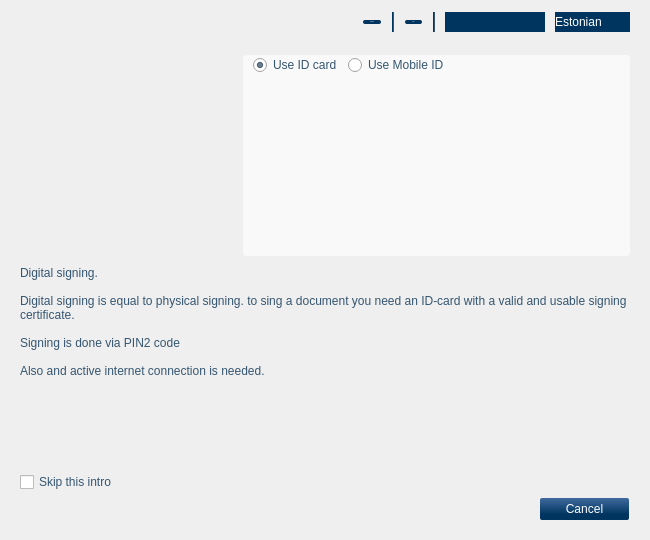
tixsys/esteid, file qdigidoc/trunk/client/ui/MainWindow.ui: the form before one commit.
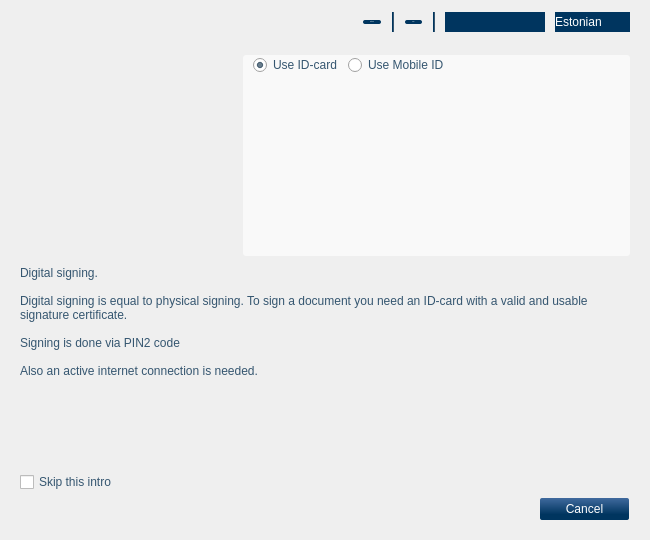
The form after the commit. The open tabs and pages were chosen to show the change. Icons and pictures are not drawn. Custom widgets are drawn as their Qt base class.

Commit message:
qdigidoc: client update strings
Ticket #684

```diff
--- a/qdigidoc/trunk/client/ui/MainWindow.ui
+++ b/qdigidoc/trunk/client/ui/MainWindow.ui
@@ -335,7 +335,7 @@
              <item>
               <widget class="QRadioButton" name="infoSignCard">
                <property name="text">
-                <string>Use ID card</string>
+                <string>Use ID-card</string>
                </property>
                <property name="checked">
                 <bool>true</bool>
@@ -587,9 +587,9 @@
 &lt;/head&gt;&lt;body&gt;
 &lt;p style=&quot; font: 12px 'Arial,Liberation Sans';&quot;&gt;
 Digital signing.&lt;br /&gt;&lt;br /&gt;
-Digital signing is equal to physical signing. to sing a document you need an ID-card with a valid and usable signing certificate.&lt;br /&gt;&lt;br /&gt;
+Digital signing is equal to physical signing. To sign a document you need an ID-card with a valid and usable signature certificate.&lt;br /&gt;&lt;br /&gt;
 Signing is done via PIN2 code&lt;br /&gt;&lt;br /&gt;
-Also and active internet connection is needed.&lt;/p&gt;
+Also an active internet connection is needed.&lt;/p&gt;
 &lt;/body&gt;&lt;/html&gt;</string>
             </property>
             <property name="wordWrap">
```
The commit also changes 2 other files.
